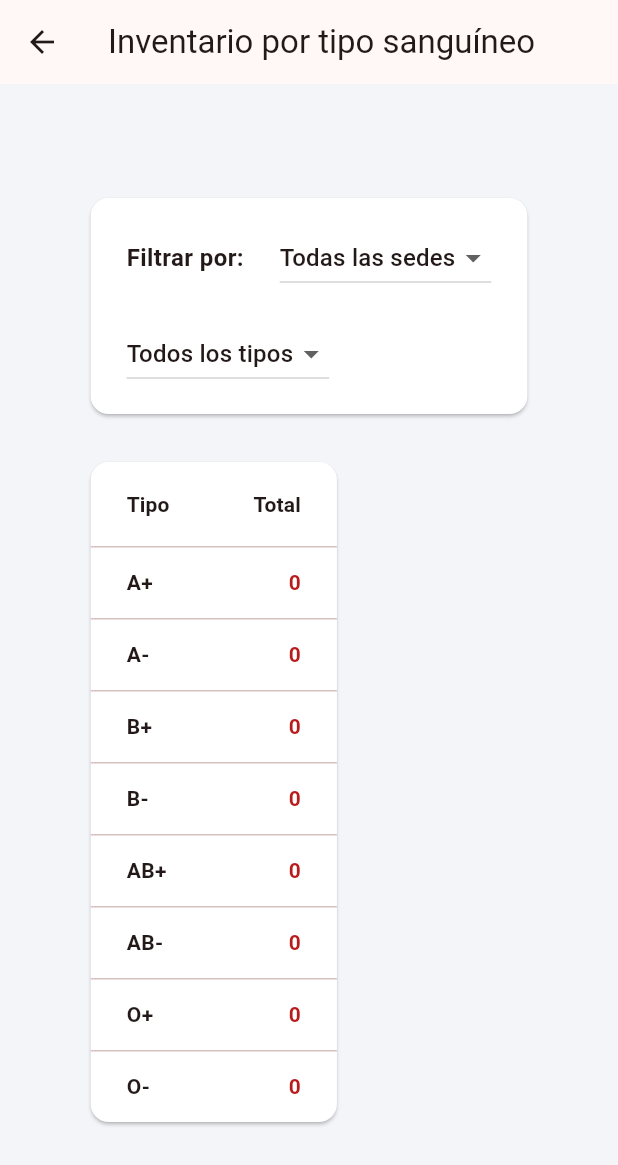
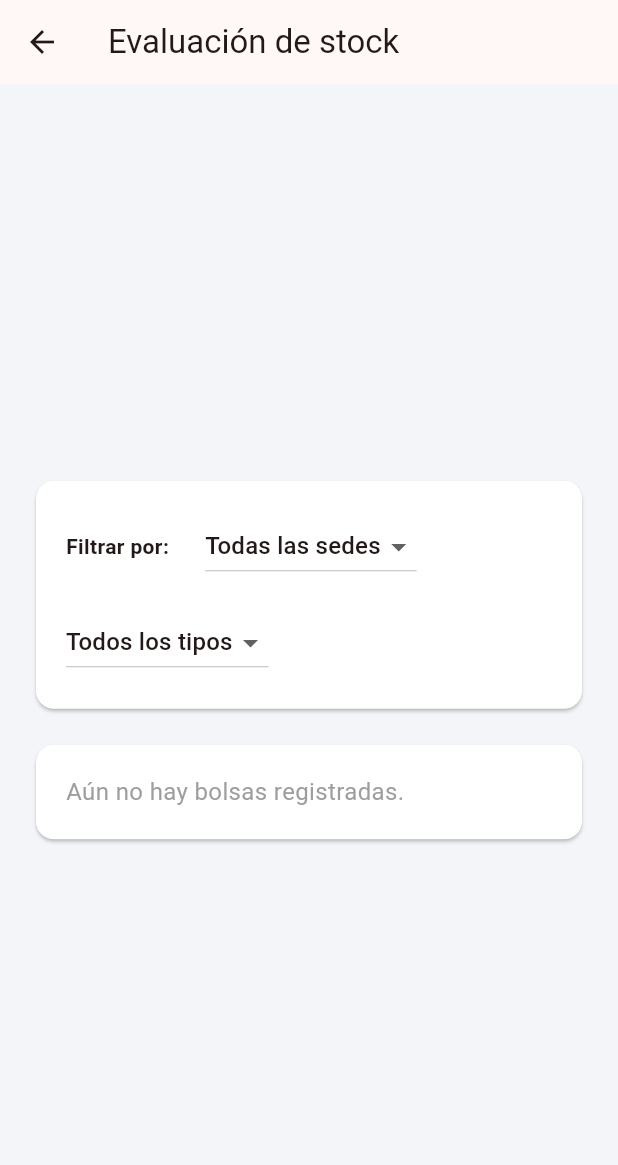
Before and after one commit to AgustinBaeza/Sistema-Gestion-Banco-De-Sangre, a Flutter app: the InventarioPage screen opened directly, on a phone screen of 412 x 824 dp. Shown: the top 1165 px of the screen. Run offline on Flutter 3.47's test engine with Material 3 defaults, Android fonts, the phone set to English and light mode, and no system bars; our stand-ins replace web; missing offline and left inert: bcrypt, dart:js_interop, sqlite3; accounts and stored records are empty; statements that could not run were skipped.

Commit message:
feat: se implementa US4

```diff
--- a/lib/basedatos/repositorio_bolsa.dart
+++ b/lib/basedatos/repositorio_bolsa.dart
@@ -103,7 +103,6 @@ class RepositorioBolsa {
     // Se lee antes del await para no mezclarlo con otro insert
     final id = _db.lastInsertRowId;
 
-    // En web baja los cambios a IndexedDB; en escritorio no hace nada
     await persistir();
 
     return BolsaSangre(
@@ -127,17 +126,26 @@ class RepositorioBolsa {
   }
 
   /// Stock disponible para el inventario: cuenta las bolsas agrupadas por
-  /// sede y tipo sanguineo, excluyendo las unidades ya vencidas (RF-02).
-  List<StockSede> stockPorSedeYTipo() {
+  /// sede y tipo sanguineo, excluyendo las unidades ya vencidas.
+  List<StockSede> stockPorSedeYTipo({String? sede, TipoSanguineo? tipo}) {
     final filas = _db.select(
       "SELECT sede, tipo_sanguineo, "
       "CAST(COUNT(id) AS INTEGER) AS cantidad "
       "FROM bolsas_sangre "
-      "WHERE fecha_vencimiento > ? "
+      "WHERE fecha_vencimiento > ?1 "
+      "AND (?2 IS NULL OR sede = ?2) "
+      "AND (?3 IS NULL OR tipo_sanguineo = ?3) "
       "GROUP BY sede, tipo_sanguineo "
       "ORDER BY sede, tipo_sanguineo",
-      [fechaIso(fechaHoy())],
+      [fechaIso(fechaHoy()), sede, tipo?.name],
     );
     return filas.map((f) => StockSede.fromMap(f)).toList();
   }
+
+  /// Todas las sedes con bolsas registradas, aunque esten todas vencidas,
+  /// para que una sede sin unidades vigentes aparezca en falta
+  List<String> sedes() => _db
+      .select("SELECT DISTINCT sede FROM bolsas_sangre ORDER BY sede")
+      .map((f) => f["sede"] as String)
+      .toList();
 }
--- a/lib/main.dart
+++ b/lib/main.dart
@@ -37,8 +37,8 @@ Route<void> generarRuta(RouteSettings settings) {
   if (settings.name == "/inventario" && kDebugMode) {
     return MaterialPageRoute(
       settings: settings,
-      // Se arma con las bolsas de la db, agrupadas por sede y tipo
-      builder: (_) => InventarioPage(filas: repoBolsa.stockPorSedeYTipo()),
+      // La pantalla consulta el stock al repositorio segun los filtros
+      builder: (_) => InventarioPage(repo: repoBolsa),
     );
   }
   return MaterialPageRoute(
--- /dev/null
+++ b/lib/modelos/nivel_stock.dart
@@ -0,0 +1,56 @@
+import 'package:flutter/painting.dart';
+import 'bolsa_sangre.dart';
+import 'stock_sede.dart';
+
+enum NivelStock {
+  critico("Crítico", Color(0xFFB91C1C), Color(0xFFFDE8E8)),
+  bajo("Bajo", Color(0xFFB45309), Color(0xFFFEF3C7)),
+  normal("Normal", Color(0xFF15803D), Color(0xFFDCFCE7)),
+  abundante("Abundante", Color(0xFF1D4ED8), Color(0xFFDBEAFE));
+
+  const NivelStock(this.etiqueta, this.color, this.fondo);
+  final String etiqueta;
+  final Color color;
+  final Color fondo;
+
+  /// Umbrales en unidades vigentes por sede y tipo
+  static const maxCritico = 1;
+  static const maxBajo = 4;
+  static const minAbundante = 15;
+
+  static NivelStock de(int cantidad) {
+    if (cantidad <= maxCritico) return critico;
+    if (cantidad <= maxBajo) return bajo;
+    if (cantidad >= minAbundante) return abundante;
+    return normal;
+  }
+}
+
+class EvaluacionStock {
+  final TipoSanguineo tipo;
+  final String sede;
+  final int cantidad;
+
+  const EvaluacionStock(this.tipo, this.sede, this.cantidad);
+
+  NivelStock get nivel => NivelStock.de(cantidad);
+  bool get enFalta => nivel == NivelStock.critico || nivel == NivelStock.bajo;
+}
+
+/// Cruza cada tipo con cada sede. Las combinaciones sin bolsas quedan en 0,
+/// porque que no haya unidades tambien es una falta.
+List<EvaluacionStock> evaluarStock(
+  List<StockSede> filas,
+  List<String> sedes,
+  List<TipoSanguineo> tipos,
+) => [
+  for (final t in tipos)
+    for (final s in sedes)
+      EvaluacionStock(
+        t,
+        s,
+        filas
+            .where((f) => f.sede == s && f.tipoSanguineo == t.name)
+            .fold(0, (suma, f) => suma + f.cantidad),
+      ),
+];
--- a/lib/pantallas/inventario.dart
+++ b/lib/pantallas/inventario.dart
@@ -1,11 +1,12 @@
 import 'package:flutter/material.dart';
 import '../modelos/bolsa_sangre.dart';
-import '../modelos/stock_sede.dart';
+import '../basedatos/repositorio_bolsa.dart';
+import '../modelos/nivel_stock.dart';
 
 class InventarioPage extends StatefulWidget {
-  final List<StockSede> filas;
+  final RepositorioBolsa repo;
 
-  const InventarioPage({super.key, required this.filas});
+  const InventarioPage({super.key, required this.repo});
 
   @override
   State<InventarioPage> createState() => _InventarioPageState();
@@ -18,52 +19,44 @@ class _InventarioPageState extends State<InventarioPage> {
 
   @override
   Widget build(BuildContext context) {
-    // Sacamos las sedes sin repetir y las ordenamos alfabeticamente para el Dropdown
-    final todasLasSedes = {for (final f in widget.filas) f.sede}.toList()..sort();
-
-    // Filtramos la lista original segun lo que este seleccionado
-    final filasFiltradas = widget.filas.where((f) {
-      final cumpleSede = sedeSeleccionada == null || f.sede == sedeSeleccionada;
-      final cumpleTipo = tipoSeleccionado == null ||
-          f.tipoSanguineo == tipoSeleccionado!.name ||
-          f.tipoSanguineo == tipoSeleccionado!.etiqueta;
-      return cumpleSede && cumpleTipo;
-    }).toList();
+    final todasLasSedes = widget.repo.sedes();
+    // la consulta ya llega filtrada desde la base de datos
+    final filas = widget.repo.stockPorSedeYTipo(
+      sede: sedeSeleccionada,
+      tipo: tipoSeleccionado,
+    );
 
     // Si hay un filtro activo, mostramos solo esa sede/tipo. Si no, mostramos todo
     final sedesMostrar = sedeSeleccionada != null ? [sedeSeleccionada!] : todasLasSedes;
     final tiposMostrar = tipoSeleccionado != null ? [tipoSeleccionado!] : TipoSanguineo.values;
 
-    // Suma las cantidades cruzando el tipo de sangre con la sede
-    int cantidad(TipoSanguineo t, String sede) => filasFiltradas
-        .where((f) =>
-            f.sede == sede &&
-            (f.tipoSanguineo == t.name || f.tipoSanguineo == t.etiqueta))
-        .fold(0, (suma, f) => suma + f.cantidad);
+    final celdas = evaluarStock(filas, sedesMostrar, tiposMostrar);
+    EvaluacionStock celda(TipoSanguineo t, String s) =>
+        celdas.firstWhere((c) => c.tipo == t && c.sede == s);
+    List<EvaluacionStock> conNivel(Set<NivelStock> niveles) =>
+        celdas.where((c) => niveles.contains(c.nivel)).toList()
+          ..sort((a, b) => a.cantidad.compareTo(b.cantidad));
+
+    final hayFiltros = sedeSeleccionada != null || tipoSeleccionado != null;
+    const negrita = TextStyle(fontWeight: FontWeight.bold);
 
     return Scaffold(
       backgroundColor: const Color(0xFFF3F5F9),
-      appBar: AppBar(title: const Text("Inventario por tipo sanguíneo")),
+      appBar: AppBar(title: const Text("Evaluación de stock")),
       body: Center(
         child: SingleChildScrollView(
           padding: const EdgeInsets.all(24),
+          child: ConstrainedBox(
+            constraints: const BoxConstraints(maxWidth: 1000),
             child: Column(
-            crossAxisAlignment: CrossAxisAlignment.start,
+              crossAxisAlignment: CrossAxisAlignment.stretch,
               children: [
-              // Tarjeta superior con los dropdowns
-              Card(
-                color: Colors.white,
-                child: Padding(
-                  padding: const EdgeInsets.symmetric(horizontal: 24, vertical: 16),
-                  child: Wrap(
+                _tarjeta(Wrap(
                   spacing: 24,
                   runSpacing: 16,
                   crossAxisAlignment: WrapCrossAlignment.center,
                   children: [
-                      const Text(
-                        "Filtrar por:",
-                        style: TextStyle(fontWeight: FontWeight.bold, fontSize: 16),
-                      ),
+                    const Text("Filtrar por:", style: negrita),
                     DropdownButton<String>(
                       hint: const Text("Todas las sedes"),
                       value: sedeSeleccionada,
@@ -83,8 +76,8 @@ class _InventarioPageState extends State<InventarioPage> {
                       ],
                       onChanged: (val) => setState(() => tipoSeleccionado = val),
                     ),
-                      // Boton "Limpiar" (solo aparece si hay filtros aplicados)
-                      if (sedeSeleccionada != null || tipoSeleccionado != null)
+                    // Boton "Limpiar"
+                    if (hayFiltros)
                       TextButton.icon(
                         onPressed: () => setState(() {
                           sedeSeleccionada = null;
@@ -94,52 +87,116 @@ class _InventarioPageState extends State<InventarioPage> {
                         label: const Text("Limpiar", style: TextStyle(color: Color(0xFFB91C1C))),
                       ),
                   ],
-                  ),
-                ),
-              ),
+                )),
                 const SizedBox(height: 24),
-
-              // TABLA DE INVENTARIO
-              Card(
-                color: Colors.white,
-                child: filasFiltradas.isEmpty && (sedeSeleccionada != null || tipoSeleccionado != null)
-                    ? const Padding(
-                        padding: EdgeInsets.all(32),
-                        child: Text("Sin existencias para esta combinación.",
-                                  style: TextStyle(fontSize: 16, color: Colors.grey)),
-                      )
-                    : SingleChildScrollView(
+                if (todasLasSedes.isEmpty)
+                  _tarjeta(const Text(
+                    "Aún no hay bolsas registradas.",
+                    style: TextStyle(fontSize: 16, color: Colors.grey),
+                  ))
+                else ...[
+                  Wrap(spacing: 16, runSpacing: 16, children: [
+                    _indicador("Unidades vigentes",
+                        celdas.fold(0, (s, c) => s + c.cantidad), const Color(0xFF334155)),
+                    for (final n in NivelStock.values)
+                      if (n != NivelStock.normal)
+                        _indicador("Stock ${n.etiqueta.toLowerCase()}",
+                            conNivel({n}).length, n.color),
+                  ]),
+                  const SizedBox(height: 24),
+                  // Tabla con cada cantidad coloreada segun su nivel
+                  _tarjeta(Column(
+                    crossAxisAlignment: CrossAxisAlignment.start,
+                    children: [
+                      Wrap(spacing: 8, runSpacing: 8, children: [
+                        for (final n in NivelStock.values) _insignia(n.etiqueta, n),
+                      ]),
+                      SingleChildScrollView(
                         scrollDirection: Axis.horizontal,
                         child: DataTable(
                           columns: [
-                            const DataColumn(label: Text("Tipo", style: TextStyle(fontWeight: FontWeight.bold))),
+                            const DataColumn(label: Text("Tipo", style: negrita)),
                             for (final s in sedesMostrar)
-                              DataColumn(label: Text(s, style: const TextStyle(fontWeight: FontWeight.bold)), numeric: true),
-                            const DataColumn(label: Text("Total", style: TextStyle(fontWeight: FontWeight.bold)), numeric: true),
+                              DataColumn(label: Text(s, style: negrita), numeric: true),
+                            const DataColumn(label: Text("Total", style: negrita), numeric: true),
                           ],
                           rows: [
                             for (final t in tiposMostrar)
-                              DataRow(
-                                cells: [
-                                  DataCell(Text(t.etiqueta, style: const TextStyle(fontWeight: FontWeight.bold))),
+                              DataRow(cells: [
+                                DataCell(Text(t.etiqueta, style: negrita)),
                                 for (final s in sedesMostrar)
-                                    DataCell(Text("${cantidad(t, s)}")),
-                                  DataCell(
-                                    Text(
-                                      "${sedesMostrar.fold(0, (suma, s) => suma + cantidad(t, s))}",
-                                      style: const TextStyle(fontWeight: FontWeight.bold, color: Color(0xFFB91C1C)),
+                                  DataCell(_insignia("${celda(t, s).cantidad}",
+                                      celda(t, s).nivel)),
+                                DataCell(Text(
+                                  "${sedesMostrar.fold(0, (suma, s) => suma + celda(t, s).cantidad)}",
+                                  style: negrita.copyWith(color: const Color(0xFFB91C1C)),
+                                )),
+                              ]),
+                          ],
                         ),
                       ),
                     ],
-                              ),
+                  )),
+                  const SizedBox(height: 24),
+                  // Reporte: que combinaciones faltan y cuales sobran
+                  _tarjeta(Column(
+                    crossAxisAlignment: CrossAxisAlignment.start,
+                    children: [
+                      const Text("Reporte de evaluación",
+                          style: TextStyle(fontSize: 17, fontWeight: FontWeight.w600)),
+                      Text("Generado el ${formatearFecha(fechaHoy())}",
+                          style: const TextStyle(color: Colors.grey)),
+                      _seccion("Falta de stock",
+                          conNivel({NivelStock.critico, NivelStock.bajo})),
+                      _seccion("Abundancia de stock",
+                          conNivel({NivelStock.abundante}).reversed.toList()),
+                    ],
+                  )),
+                ],
               ],
             ),
-                      ),
-              ),
-            ],
           ),
         ),
       ),
     );
   }
+
+  Widget _tarjeta(Widget hijo) => Card(
+        color: Colors.white,
+        margin: EdgeInsets.zero,
+        child: Padding(padding: const EdgeInsets.all(20), child: hijo),
+      );
+
+  Widget _indicador(String titulo, int valor, Color color) => SizedBox(
+        width: 230,
+        child: _tarjeta(Column(
+          crossAxisAlignment: CrossAxisAlignment.start,
+          children: [
+            Text("$valor",
+                style: TextStyle(fontSize: 26, fontWeight: FontWeight.bold, color: color)),
+            Text(titulo, style: const TextStyle(color: Color(0xFF334155))),
+          ],
+        )),
+      );
+
+  Widget _insignia(String texto, NivelStock n) => Container(
+        padding: const EdgeInsets.symmetric(horizontal: 10, vertical: 4),
+        decoration: BoxDecoration(color: n.fondo, borderRadius: BorderRadius.circular(12)),
+        child: Text(texto, style: TextStyle(color: n.color, fontWeight: FontWeight.bold)),
+      );
+
+  Widget _seccion(String titulo, List<EvaluacionStock> celdas) => Column(
+        crossAxisAlignment: CrossAxisAlignment.start,
+        children: [
+          const SizedBox(height: 16),
+          Text("$titulo (${celdas.length})", style: const TextStyle(fontWeight: FontWeight.bold)),
+          if (celdas.isEmpty) const Text("Ninguna.", style: TextStyle(color: Colors.grey)),
+          for (final c in celdas)
+            ListTile(
+              dense: true,
+              title: Text("${c.tipo.etiqueta} en ${c.sede}"),
+              trailing: _insignia("${c.cantidad} · ${c.nivel.etiqueta}", c.nivel),
+            ),
+        ],
+      );
 }
```
Also changed, not shown: pubspec.lock, 1 other file. Lines whose indentation alone changed are shown as unchanged.
